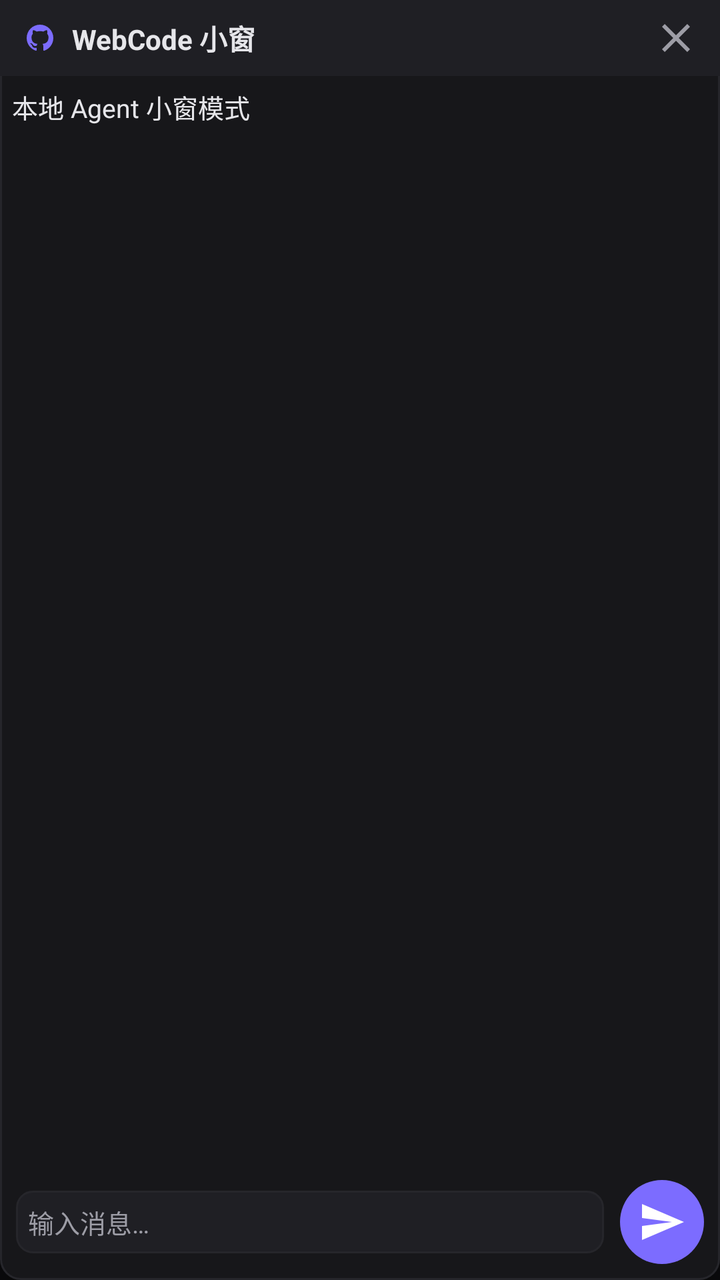
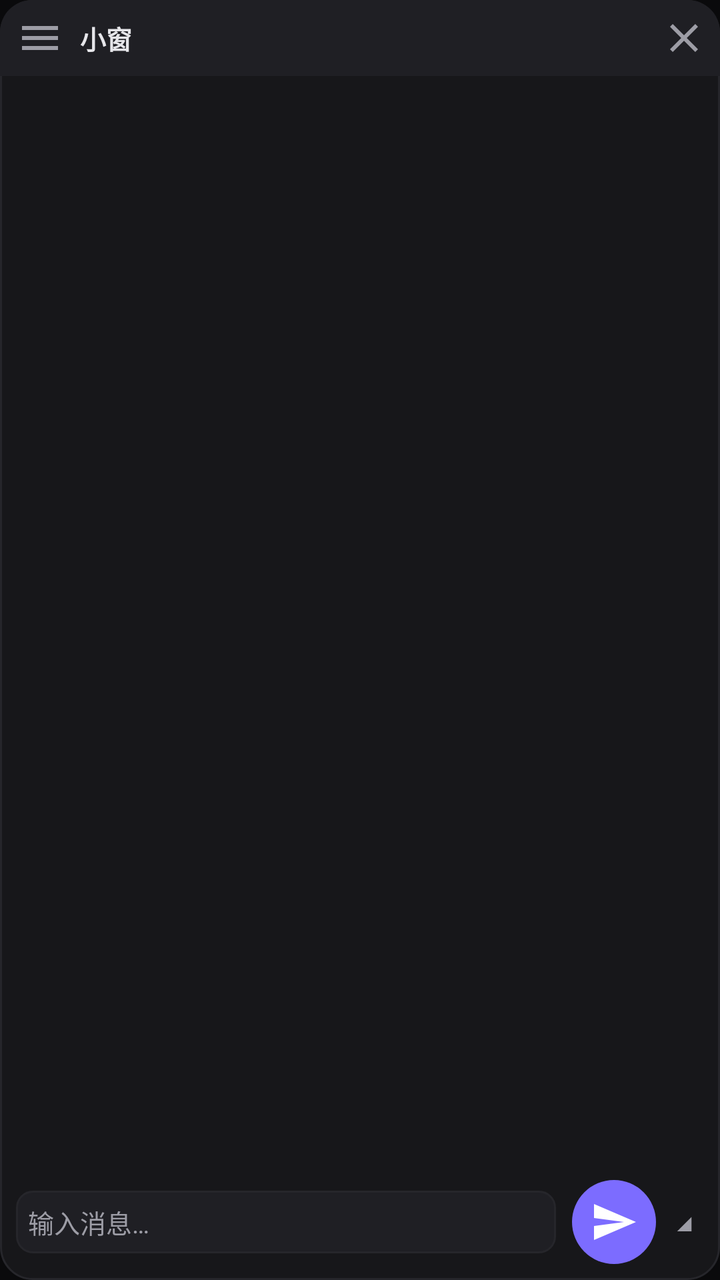

Before-and-after screenshots of an Android layout around one commit, followed by the original layout XML and the change that was made.
<!-- AndroidManifest.xml: application theme Theme.WebCode -->
<!-- res/layout/float_panel.xml -->
<?xml version="1.0" encoding="utf-8"?>
<LinearLayout xmlns:android="http://schemas.android.com/apk/res/android"
    android:layout_width="match_parent"
    android:layout_height="match_parent"
    android:orientation="vertical"
    android:background="@drawable/bg_card"
    android:elevation="12dp">

    <LinearLayout
        android:id="@+id/float_header"
        android:layout_width="match_parent"
        android:layout_height="38dp"
        android:orientation="horizontal"
        android:gravity="center_vertical"
        android:background="@color/panel3"
        android:paddingStart="12dp"
        android:paddingEnd="4dp">

        <ImageView
            android:layout_width="16dp"
            android:layout_height="16dp"
            android:src="@drawable/ic_robot"
            android:tint="@color/accent" />

        <TextView
            android:layout_width="0dp"
            android:layout_height="wrap_content"
            android:layout_weight="1"
            android:layout_marginStart="8dp"
            android:text="WebCode 小窗"
            android:textColor="@color/text"
            android:textSize="14sp"
            android:textStyle="bold" />

        <ImageButton
            android:id="@+id/float_close"
            android:layout_width="36dp"
            android:layout_height="36dp"
            android:background="?attr/selectableItemBackgroundBorderless"
            android:src="@drawable/ic_close"
            android:contentDescription="关闭" />
    </LinearLayout>

    <ScrollView
        android:id="@+id/float_scroll"
        android:layout_width="match_parent"
        android:layout_height="0dp"
        android:layout_weight="1"
        android:padding="6dp">

        <TextView
            android:id="@+id/float_chat_log"
            android:layout_width="match_parent"
            android:layout_height="wrap_content"
            android:text="本地 Agent 小窗模式\n\n"
            android:textColor="@color/text"
            android:textSize="13sp"
            android:textIsSelectable="true" />
    </ScrollView>

    <LinearLayout
        android:layout_width="match_parent"
        android:layout_height="wrap_content"
        android:orientation="horizontal"
        android:gravity="center_vertical"
        android:padding="8dp">

        <EditText
            android:id="@+id/float_input"
            android:layout_width="0dp"
            android:layout_height="wrap_content"
            android:layout_weight="1"
            android:background="@drawable/bg_input"
            android:hint="输入消息…"
            android:inputType="textMultiLine"
            android:maxLines="4"
            android:padding="6dp"
            android:textColor="@color/text"
            android:textSize="13sp" />

        <ImageButton
            android:id="@+id/float_send"
            android:layout_width="42dp"
            android:layout_height="42dp"
            android:layout_marginStart="8dp"
            android:background="@drawable/bg_accent_round"
            android:src="@drawable/ic_send"
            android:contentDescription="发送" />
    </LinearLayout>
</LinearLayout>
<!-- resources referenced by this layout -->
<resources>
  <color name="accent">#7c6cff</color>
  <color name="panel3">#1f1f24</color>
  <color name="text">#e6e6ea</color>
  <!-- drawable bg_accent_round (drawable) -->
  <?xml version="1.0" encoding="utf-8"?>
  <shape xmlns:android="http://schemas.android.com/apk/res/android" android:shape="oval">
      <solid android:color="@color/accent" />
  </shape>
  <!-- drawable bg_card (drawable) -->
  <?xml version="1.0" encoding="utf-8"?>
  <shape xmlns:android="http://schemas.android.com/apk/res/android" android:shape="rectangle">
      <solid android:color="@color/panel2" />
      <corners android:radius="10dp" />
      <stroke android:width="1dp" android:color="@color/border" />
  </shape>
  <!-- drawable bg_input (drawable) -->
  <?xml version="1.0" encoding="utf-8"?>
  <shape xmlns:android="http://schemas.android.com/apk/res/android" android:shape="rectangle">
      <solid android:color="@color/panel3" />
      <corners android:radius="8dp" />
      <stroke android:width="1dp" android:color="@color/border" />
  </shape>
  <!-- drawable ic_close (drawable) -->
  <?xml version="1.0" encoding="utf-8"?>
  <vector xmlns:android="http://schemas.android.com/apk/res/android"
      android:width="24dp" android:height="24dp"
      android:viewportWidth="24" android:viewportHeight="24"
      android:tint="#9d9da6">
      <path android:fillColor="#FF000000"
          android:pathData="M19,6.41L17.59,5 12,10.59 6.41,5 5,6.41 10.59,12 5,17.59 6.41,19 12,13.41 17.59,19 19,17.59 13.41,12z" />
  </vector>
  <!-- drawable ic_robot (drawable) -->
  <?xml version="1.0" encoding="utf-8"?>
  <vector xmlns:android="http://schemas.android.com/apk/res/android"
      android:width="24dp" android:height="24dp"
      android:viewportWidth="24" android:viewportHeight="24"
      android:tint="#FFFFFF">
      <path android:fillColor="#FF000000"
          android:pathData="M12,2a10,10 0 0 0 -10,10c0,4.42 2.87,8.17 6.84,9.5c0.5,0.09 0.68,-0.22 0.68,-0.48v-1.7c-2.78,0.6 -3.37,-1.34 -3.37,-1.34c-0.45,-1.16 -1.11,-1.47 -1.11,-1.47c-0.91,-0.62 0.07,-0.6 0.07,-0.6c1,0.07 1.53,1.03 1.53,1.03c0.89,1.52 2.34,1.08 2.91,0.83c0.09,-0.65 0.35,-1.09 0.63,-1.34c-2.22,-0.25 -4.55,-1.11 -4.55,-4.94c0,-1.09 0.39,-1.99 1.03,-2.69c-0.1,-0.25 -0.45,-1.27 0.1,-2.64c0,0 0.84,-0.27 2.75,1.03c0.8,-0.22 1.65,-0.33 2.5,-0.33c0.85,0 1.7,0.11 2.5,0.33c1.91,-1.3 2.75,-1.03 2.75,-1.03c0.55,1.37 0.2,2.39 0.1,2.64c0.64,0.7 1.03,1.6 1.03,2.69c0,3.84 -2.34,4.68 -4.57,4.93c0.36,0.31 0.68,0.92 0.68,1.85v2.75c0,0.26 0.18,0.58 0.69,0.48C19.13,20.17 22,16.42 22,12A10,10 0 0 0 12,2z" />
  </vector>
  <!-- drawable ic_send (drawable) -->
  <?xml version="1.0" encoding="utf-8"?>
  <vector xmlns:android="http://schemas.android.com/apk/res/android"
      android:width="24dp" android:height="24dp"
      android:viewportWidth="24" android:viewportHeight="24"
      android:tint="#FFFFFF">
      <path android:fillColor="#FF000000"
          android:pathData="M2.01,21L23,12 2.01,3 2,10l15,2 -15,2z" />
  </vector>
  <color name="panel2">#17171a</color>
  <color name="border">#26262b</color>
  <color name="accent_dim">#5b4fce</color>
  <color name="white">#FFFFFFFF</color>
  <color name="bg">#0A0A0C</color>
  <color name="muted">#9d9da6</color>
  <color name="panel">#111113</color>
  <!-- unchanged entries left out for length: 1 -->
</resources>

<!-- the commit's change to res/layout/float_panel.xml (unified diff, before → after) -->
@@ -3,8 +3,7 @@
     android:layout_width="match_parent"
     android:layout_height="match_parent"
     android:orientation="vertical"
-    android:background="@drawable/bg_card"
-    android:elevation="12dp">
+    android:background="@drawable/bg_float_panel">
 
     <LinearLayout
         android:id="@+id/float_header"
@@ -12,51 +11,101 @@
         android:layout_height="38dp"
         android:orientation="horizontal"
         android:gravity="center_vertical"
-        android:background="@color/panel3"
-        android:paddingStart="12dp"
-        android:paddingEnd="4dp">
+        android:background="@drawable/bg_float_header"
+        android:paddingStart="4dp"
+        android:paddingEnd="2dp">
 
-        <ImageView
-            android:layout_width="16dp"
-            android:layout_height="16dp"
-            android:src="@drawable/ic_robot"
-            android:tint="@color/accent" />
+        <ImageButton
+            android:id="@+id/float_menu"
+            android:layout_width="32dp"
+            android:layout_height="32dp"
+            android:background="@android:color/transparent"
+            android:src="@drawable/ic_menu"
+            android:contentDescription="菜单" />
 
         <TextView
+            android:id="@+id/float_title"
             android:layout_width="0dp"
             android:layout_height="wrap_content"
             android:layout_weight="1"
-            android:layout_marginStart="8dp"
-            android:text="WebCode 小窗"
+            android:layout_marginStart="4dp"
+            android:text="小窗"
             android:textColor="@color/text"
-            android:textSize="14sp"
-            android:textStyle="bold" />
+            android:textSize="13sp"
+            android:textStyle="bold"
+            android:maxLines="1"
+            android:ellipsize="end" />
 
         <ImageButton
             android:id="@+id/float_close"
-            android:layout_width="36dp"
-            android:layout_height="36dp"
-            android:background="?attr/selectableItemBackgroundBorderless"
+            android:layout_width="32dp"
+            android:layout_height="32dp"
+            android:background="@android:color/transparent"
             android:src="@drawable/ic_close"
             android:contentDescription="关闭" />
     </LinearLayout>
 
-    <ScrollView
-        android:id="@+id/float_scroll"
+    <FrameLayout
+        android:id="@+id/float_content_area"
         android:layout_width="match_parent"
         android:layout_height="0dp"
-        android:layout_weight="1"
-        android:padding="6dp">
+        android:layout_weight="1">
 
-        <TextView
-            android:id="@+id/float_chat_log"
+        
+        <androidx.recyclerview.widget.RecyclerView
+            android:id="@+id/float_chat_list"
+            android:layout_width="match_parent"
+            android:layout_height="match_parent"
+            android:padding="4dp" />
+
+        
+        <LinearLayout
+            android:id="@+id/float_menu_overlay"
             android:layout_width="match_parent"
             android:layout_height="wrap_content"
-            android:text="本地 Agent 小窗模式\n\n"
-            android:textColor="@color/text"
-            android:textSize="13sp"
-            android:textIsSelectable="true" />
-    </ScrollView>
+            android:orientation="vertical"
+            android:background="@color/panel"
+            android:visibility="gone">
+
+            <TextView
+                android:id="@+id/float_opt_new"
+                android:layout_width="match_parent"
+                android:layout_height="wrap_content"
+                android:background="@drawable/bg_float_option"
+                android:gravity="center_vertical"
+                android:padding="12dp"
+                android:text="＋ 新增对话"
+                android:textColor="@color/text"
+                android:textSize="14sp" />
+
+            <TextView
+                android:id="@+id/float_opt_history"
+                android:layout_width="match_parent"
+                android:layout_height="wrap_content"
+                android:background="@drawable/bg_float_option"
+                android:gravity="center_vertical"
+                android:padding="12dp"
+                android:text="🕐 历史对话"
+                android:textColor="@color/text"
+                android:textSize="14sp" />
+
+        </LinearLayout>
+
+        
+        <ScrollView
+            android:id="@+id/float_history_view"
+            android:layout_width="match_parent"
+            android:layout_height="match_parent"
+            android:background="@color/panel"
+            android:visibility="gone">
+
+            <LinearLayout
+                android:id="@+id/float_history_list"
+                android:layout_width="match_parent"
+                android:layout_height="wrap_content"
+                android:orientation="vertical" />
+        </ScrollView>
+    </FrameLayout>
 
     <LinearLayout
         android:layout_width="match_parent"
@@ -76,6 +125,7 @@
             android:maxLines="4"
             android:padding="6dp"
             android:textColor="@color/text"
+            android:textColorHint="@color/muted"
             android:textSize="13sp" />
 
         <ImageButton
@@ -86,5 +136,15 @@
             android:background="@drawable/bg_accent_round"
             android:src="@drawable/ic_send"
             android:contentDescription="发送" />
+
+        <TextView
+            android:id="@+id/float_resize"
+            android:layout_width="20dp"
+            android:layout_height="20dp"
+            android:layout_marginStart="4dp"
+            android:gravity="center"
+            android:text="◢"
+            android:textColor="@color/muted"
+            android:textSize="12sp" />
     </LinearLayout>
 </LinearLayout>
<!-- resource entries referenced after the edit -->
@@ -8,11 +8,33 @@
   <shape xmlns:android="http://schemas.android.com/apk/res/android" android:shape="oval">
       <solid android:color="@color/accent" />
   </shape>
-  <!-- drawable bg_card (drawable) -->
+  <!-- drawable bg_float_header (drawable) -->
+  <?xml version="1.0" encoding="utf-8"?>
+  <shape xmlns:android="http://schemas.android.com/apk/res/android" android:shape="rectangle">
+      <solid android:color="@color/panel3" />
+      <corners android:topLeftRadius="16dp" android:topRightRadius="16dp" />
+  </shape>
+  <!-- drawable bg_float_option (drawable) -->
+  <?xml version="1.0" encoding="utf-8"?>
+  <selector xmlns:android="http://schemas.android.com/apk/res/android">
+      <item android:state_pressed="true">
+          <shape android:shape="rectangle">
+              <solid android:color="@color/panel3" />
+              <corners android:radius="8dp" />
+          </shape>
+      </item>
+      <item>
+          <shape android:shape="rectangle">
+              <solid android:color="@color/panel2" />
+              <corners android:radius="8dp" />
+          </shape>
+      </item>
+  </selector>
+  <!-- drawable bg_float_panel (drawable) -->
   <?xml version="1.0" encoding="utf-8"?>
   <shape xmlns:android="http://schemas.android.com/apk/res/android" android:shape="rectangle">
       <solid android:color="@color/panel2" />
-      <corners android:radius="10dp" />
+      <corners android:radius="16dp" />
       <stroke android:width="1dp" android:color="@color/border" />
   </shape>
   <!-- drawable bg_input (drawable) -->
@@ -31,14 +53,14 @@
       <path android:fillColor="#FF000000"
           android:pathData="M19,6.41L17.59,5 12,10.59 6.41,5 5,6.41 10.59,12 5,17.59 6.41,19 12,13.41 17.59,19 19,17.59 13.41,12z" />
   </vector>
-  <!-- drawable ic_robot (drawable) -->
+  <!-- drawable ic_menu (drawable) -->
   <?xml version="1.0" encoding="utf-8"?>
   <vector xmlns:android="http://schemas.android.com/apk/res/android"
       android:width="24dp" android:height="24dp"
       android:viewportWidth="24" android:viewportHeight="24"
-      android:tint="#FFFFFF">
+      android:tint="#9d9da6">
       <path android:fillColor="#FF000000"
-          android:pathData="M12,2a10,10 0 0 0 -10,10c0,4.42 2.87,8.17 6.84,9.5c0.5,0.09 0.68,-0.22 0.68,-0.48v-1.7c-2.78,0.6 -3.37,-1.34 -3.37,-1.34c-0.45,-1.16 -1.11,-1.47 -1.11,-1.47c-0.91,-0.62 0.07,-0.6 0.07,-0.6c1,0.07 1.53,1.03 1.53,1.03c0.89,1.52 2.34,1.08 2.91,0.83c0.09,-0.65 0.35,-1.09 0.63,-1.34c-2.22,-0.25 -4.55,-1.11 -4.55,-4.94c0,-1.09 0.39,-1.99 1.03,-2.69c-0.1,-0.25 -0.45,-1.27 0.1,-2.64c0,0 0.84,-0.27 2.75,1.03c0.8,-0.22 1.65,-0.33 2.5,-0.33c0.85,0 1.7,0.11 2.5,0.33c1.91,-1.3 2.75,-1.03 2.75,-1.03c0.55,1.37 0.2,2.39 0.1,2.64c0.64,0.7 1.03,1.6 1.03,2.69c0,3.84 -2.34,4.68 -4.57,4.93c0.36,0.31 0.68,0.92 0.68,1.85v2.75c0,0.26 0.18,0.58 0.69,0.48C19.13,20.17 22,16.42 22,12A10,10 0 0 0 12,2z" />
+          android:pathData="M3,6h18v2H3V6zM3,11h18v2H3v-2zM3,16h18v2H3v-2z" />
   </vector>
   <!-- drawable ic_send (drawable) -->
   <?xml version="1.0" encoding="utf-8"?>
